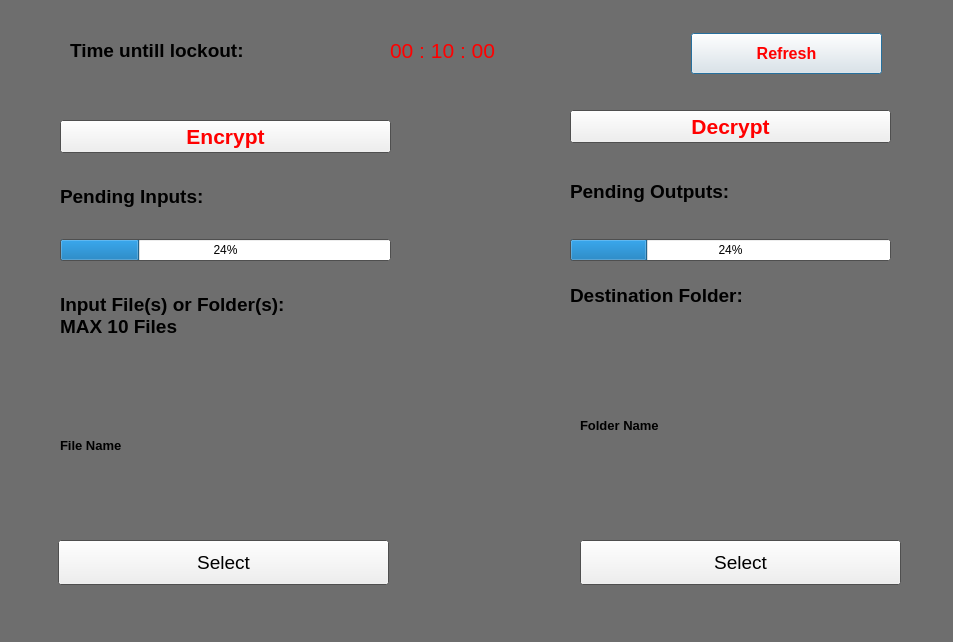
Qt form QtGUI/secdialog.ui (ChicoState/eggbeater) before a commit.
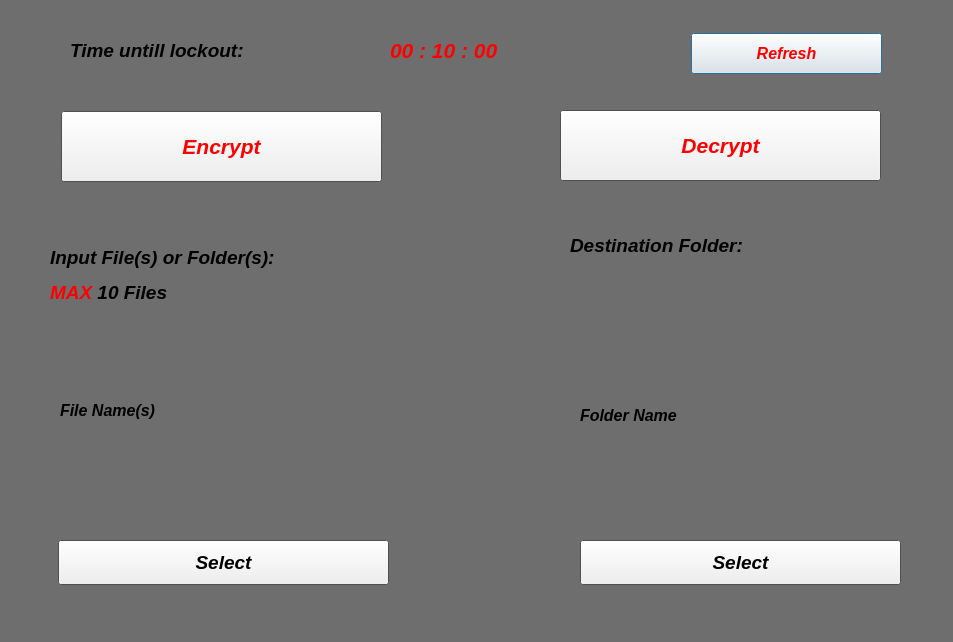
The same form after that commit.

```diff
--- a/QtGUI/secdialog.ui
+++ b/QtGUI/secdialog.ui
@@ -154,6 +154,7 @@
     <font>
      <pointsize>12</pointsize>
      <weight>75</weight>
+     <italic>true</italic>
      <bold>true</bold>
     </font>
    </property>
@@ -211,6 +212,7 @@
     <font>
      <pointsize>14</pointsize>
      <weight>75</weight>
+     <italic>true</italic>
      <bold>true</bold>
     </font>
    </property>
@@ -221,10 +223,10 @@
   <widget class="QLabel" name="input_files">
    <property name="geometry">
     <rect>
-     <x>60</x>
-     <y>280</y>
+     <x>50</x>
+     <y>230</y>
      <width>371</width>
-     <height>71</height>
+     <height>91</height>
     </rect>
    </property>
    <property name="palette">
@@ -268,19 +270,19 @@
     <font>
      <pointsize>14</pointsize>
      <weight>75</weight>
+     <italic>true</italic>
      <bold>true</bold>
     </font>
    </property>
    <property name="text">
-    <string>Input File(s) or Folder(s):
-MAX 10 Files</string>
+    <string>&lt;html&gt;&lt;head/&gt;&lt;body&gt;&lt;p&gt;Input File(s) or Folder(s):&lt;/p&gt;&lt;p&gt;&lt;span style=&quot; color:#ff0000;&quot;&gt;MAX&lt;/span&gt; 10 Files&lt;/p&gt;&lt;/body&gt;&lt;/html&gt;</string>
    </property>
   </widget>
   <widget class="QLabel" name="output_files">
    <property name="geometry">
     <rect>
      <x>570</x>
-     <y>280</y>
+     <y>230</y>
      <width>331</width>
      <height>31</height>
     </rect>
@@ -353,6 +355,7 @@
     <font>
      <pointsize>14</pointsize>
      <weight>75</weight>
+     <italic>true</italic>
      <bold>true</bold>
     </font>
    </property>
@@ -409,254 +412,15 @@
    <property name="font">
     <font>
      <pointsize>16</pointsize>
+     <weight>75</weight>
+     <italic>true</italic>
+     <bold>true</bold>
     </font>
    </property>
    <property name="text">
     <string>00 : 10 : 00</string>
    </property>
   </widget>
-  <widget class="QWidget" name="layoutWidget">
-   <property name="geometry">
-    <rect>
-     <x>60</x>
-     <y>120</y>
-     <width>331</width>
-     <height>141</height>
-    </rect>
-   </property>
-   <layout class="QVBoxLayout" name="verticalLayout_3">
-    <item>
-     <widget class="QPushButton" name="encrypt">
-      <property name="palette">
-       <palette>
-        <active>
-         <colorrole role="ButtonText">
-          <brush brushstyle="SolidPattern">
-           <color alpha="255">
-            <red>255</red>
-            <green>0</green>
-            <blue>0</blue>
-           </color>
-          </brush>
-         </colorrole>
-        </active>
-        <inactive>
-         <colorrole role="ButtonText">
-          <brush brushstyle="SolidPattern">
-           <color alpha="255">
-            <red>255</red>
-            <green>0</green>
-            <blue>0</blue>
-           </color>
-          </brush>
-         </colorrole>
-        </inactive>
-        <disabled>
-         <colorrole role="ButtonText">
-          <brush brushstyle="SolidPattern">
-           <color alpha="255">
-            <red>120</red>
-            <green>120</green>
-            <blue>120</blue>
-           </color>
-          </brush>
-         </colorrole>
-        </disabled>
-       </palette>
-      </property>
-      <property name="font">
-       <font>
-        <pointsize>16</pointsize>
-        <weight>75</weight>
-        <bold>true</bold>
-       </font>
-      </property>
-      <property name="text">
-       <string>Encrypt</string>
-      </property>
-     </widget>
-    </item>
-    <item>
-     <widget class="QLabel" name="pending_inputs">
-      <property name="palette">
-       <palette>
-        <active>
-         <colorrole role="WindowText">
-          <brush brushstyle="SolidPattern">
-           <color alpha="255">
-            <red>0</red>
-            <green>0</green>
-            <blue>0</blue>
-           </color>
-          </brush>
-         </colorrole>
-        </active>
-        <inactive>
-         <colorrole role="WindowText">
-          <brush brushstyle="SolidPattern">
-           <color alpha="255">
-            <red>0</red>
-            <green>0</green>
-            <blue>0</blue>
-           </color>
-          </brush>
-         </colorrole>
-        </inactive>
-        <disabled>
-         <colorrole role="WindowText">
-          <brush brushstyle="SolidPattern">
-           <color alpha="255">
-            <red>120</red>
-            <green>120</green>
-            <blue>120</blue>
-           </color>
-          </brush>
-         </colorrole>
-        </disabled>
-       </palette>
-      </property>
-      <property name="font">
-       <font>
-        <pointsize>14</pointsize>
-        <weight>75</weight>
-        <bold>true</bold>
-       </font>
-      </property>
-      <property name="text">
-       <string>Pending Inputs:</string>
-      </property>
-     </widget>
-    </item>
-    <item>
-     <widget class="QProgressBar" name="progressBar">
-      <property name="value">
-       <number>24</number>
-      </property>
-     </widget>
-    </item>
-   </layout>
-  </widget>
-  <widget class="QWidget" name="layoutWidget">
-   <property name="geometry">
-    <rect>
-     <x>570</x>
-     <y>110</y>
-     <width>321</width>
-     <height>151</height>
-    </rect>
-   </property>
-   <layout class="QVBoxLayout" name="verticalLayout_4">
-    <item>
-     <widget class="QPushButton" name="decrypt">
-      <property name="palette">
-       <palette>
-        <active>
-         <colorrole role="ButtonText">
-          <brush brushstyle="SolidPattern">
-           <color alpha="255">
-            <red>255</red>
-            <green>0</green>
-            <blue>0</blue>
-           </color>
-          </brush>
-         </colorrole>
-        </active>
-        <inactive>
-         <colorrole role="ButtonText">
-          <brush brushstyle="SolidPattern">
-           <color alpha="255">
-            <red>255</red>
-            <green>0</green>
-            <blue>0</blue>
-           </color>
-          </brush>
-         </colorrole>
-        </inactive>
-        <disabled>
-         <colorrole role="ButtonText">
-          <brush brushstyle="SolidPattern">
-           <color alpha="255">
-            <red>120</red>
-            <green>120</green>
-            <blue>120</blue>
-           </color>
-          </brush>
-         </colorrole>
-        </disabled>
-       </palette>
-      </property>
-      <property name="font">
-       <font>
-        <pointsize>16</pointsize>
-        <weight>75</weight>
-        <bold>true</bold>
-       </font>
-      </property>
-      <property name="text">
-       <string>Decrypt</string>
-      </property>
-     </widget>
-    </item>
-    <item>
-     <widget class="QLabel" name="pending_outputs">
-      <property name="palette">
-       <palette>
-        <active>
-         <colorrole role="WindowText">
-          <brush brushstyle="SolidPattern">
-           <color alpha="255">
-            <red>0</red>
-            <green>0</green>
-            <blue>0</blue>
-           </color>
-          </brush>
-         </colorrole>
-        </active>
-        <inactive>
-         <colorrole role="WindowText">
-          <brush brushstyle="SolidPattern">
-           <color alpha="255">
-            <red>0</red>
-            <green>0</green>
-            <blue>0</blue>
-           </color>
-          </brush>
-         </colorrole>
-        </inactive>
-        <disabled>
-         <colorrole role="WindowText">
-          <brush brushstyle="SolidPattern">
-           <color alpha="255">
-            <red>120</red>
-            <green>120</green>
-            <blue>120</blue>
-           </color>
-          </brush>
-         </colorrole>
-        </disabled>
-       </palette>
-      </property>
-      <property name="font">
-       <font>
-        <pointsize>14</pointsize>
-        <weight>75</weight>
-        <bold>true</bold>
-       </font>
-      </property>
-      <property name="text">
-       <string>Pending Outputs:</string>
-      </property>
-     </widget>
-    </item>
-    <item>
-     <widget class="QProgressBar" name="progressBar_2">
-      <property name="value">
-       <number>24</number>
-      </property>
-     </widget>
-    </item>
-   </layout>
-  </widget>
   <widget class="QPushButton" name="choose_input_files">
    <property name="geometry">
     <rect>
@@ -669,6 +433,9 @@
    <property name="font">
     <font>
      <pointsize>14</pointsize>
+     <weight>75</weight>
+     <italic>true</italic>
+     <bold>true</bold>
     </font>
    </property>
    <property name="text">
@@ -679,35 +446,37 @@
    <property name="geometry">
     <rect>
      <x>60</x>
-     <y>350</y>
+     <y>300</y>
      <width>521</width>
-     <height>191</height>
+     <height>221</height>
     </rect>
    </property>
    <property name="font">
     <font>
-     <pointsize>10</pointsize>
+     <pointsize>12</pointsize>
      <weight>75</weight>
+     <italic>true</italic>
      <bold>true</bold>
     </font>
    </property>
    <property name="text">
-    <string>File Name</string>
+    <string>File Name(s)</string>
    </property>
   </widget>
   <widget class="QLabel" name="folderName">
    <property name="geometry">
     <rect>
      <x>580</x>
-     <y>310</y>
+     <y>290</y>
      <width>321</width>
-     <height>231</height>
+     <height>251</height>
     </rect>
    </property>
    <property name="font">
     <font>
-     <pointsize>10</pointsize>
+     <pointsize>12</pointsize>
      <weight>75</weight>
+     <italic>true</italic>
      <bold>true</bold>
     </font>
    </property>
@@ -727,12 +496,131 @@
    <property name="font">
     <font>
      <pointsize>14</pointsize>
+     <weight>75</weight>
+     <italic>true</italic>
+     <bold>true</bold>
     </font>
    </property>
    <property name="text">
     <string>Select</string>
    </property>
   </widget>
+  <widget class="QPushButton" name="encrypt">
+   <property name="geometry">
+    <rect>
+     <x>61</x>
+     <y>111</y>
+     <width>321</width>
+     <height>71</height>
+    </rect>
+   </property>
+   <property name="palette">
+    <palette>
+     <active>
+      <colorrole role="ButtonText">
+       <brush brushstyle="SolidPattern">
+        <color alpha="255">
+         <red>255</red>
+         <green>0</green>
+         <blue>0</blue>
+        </color>
+       </brush>
+      </colorrole>
+     </active>
+     <inactive>
+      <colorrole role="ButtonText">
+       <brush brushstyle="SolidPattern">
+        <color alpha="255">
+         <red>255</red>
+         <green>0</green>
+         <blue>0</blue>
+        </color>
+       </brush>
+      </colorrole>
+     </inactive>
+     <disabled>
+      <colorrole role="ButtonText">
+       <brush brushstyle="SolidPattern">
+        <color alpha="255">
+         <red>120</red>
+         <green>120</green>
+         <blue>120</blue>
+        </color>
+       </brush>
+      </colorrole>
+     </disabled>
+    </palette>
+   </property>
+   <property name="font">
+    <font>
+     <pointsize>16</pointsize>
+     <weight>75</weight>
+     <italic>true</italic>
+     <bold>true</bold>
+    </font>
+   </property>
+   <property name="text">
+    <string>Encrypt</string>
+   </property>
+  </widget>
+  <widget class="QPushButton" name="decrypt">
+   <property name="geometry">
+    <rect>
+     <x>560</x>
+     <y>110</y>
+     <width>321</width>
+     <height>71</height>
+    </rect>
+   </property>
+   <property name="palette">
+    <palette>
+     <active>
+      <colorrole role="ButtonText">
+       <brush brushstyle="SolidPattern">
+        <color alpha="255">
+         <red>255</red>
+         <green>0</green>
+         <blue>0</blue>
+        </color>
+       </brush>
+      </colorrole>
+     </active>
+     <inactive>
+      <colorrole role="ButtonText">
+       <brush brushstyle="SolidPattern">
+        <color alpha="255">
+         <red>255</red>
+         <green>0</green>
+         <blue>0</blue>
+        </color>
+       </brush>
+      </colorrole>
+     </inactive>
+     <disabled>
+      <colorrole role="ButtonText">
+       <brush brushstyle="SolidPattern">
+        <color alpha="255">
+         <red>120</red>
+         <green>120</green>
+         <blue>120</blue>
+        </color>
+       </brush>
+      </colorrole>
+     </disabled>
+    </palette>
+   </property>
+   <property name="font">
+    <font>
+     <pointsize>16</pointsize>
+     <weight>75</weight>
+     <italic>true</italic>
+     <bold>true</bold>
+    </font>
+   </property>
+   <property name="text">
+    <string>Decrypt</string>
+   </property>
+  </widget>
  </widget>
  <resources/>
  <connections/>
```
